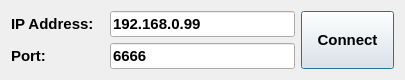
Above: src/ConnectDialog.ui from thinkexist1989/rocos-dbg before the change. Below: the same form after it.
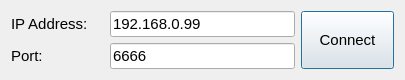
That is the form after the change.

```diff
--- a/src/ConnectDialog.ui
+++ b/src/ConnectDialog.ui
@@ -12,10 +12,10 @@
   </property>
   <property name="font">
    <font>
-    <family>Arial</family>
+    <family>Microsoft YaHei UI</family>
     <pointsize>11</pointsize>
-    <weight>75</weight>
-    <bold>true</bold>
+    <weight>50</weight>
+    <bold>false</bold>
    </font>
   </property>
   <property name="windowTitle">
```
